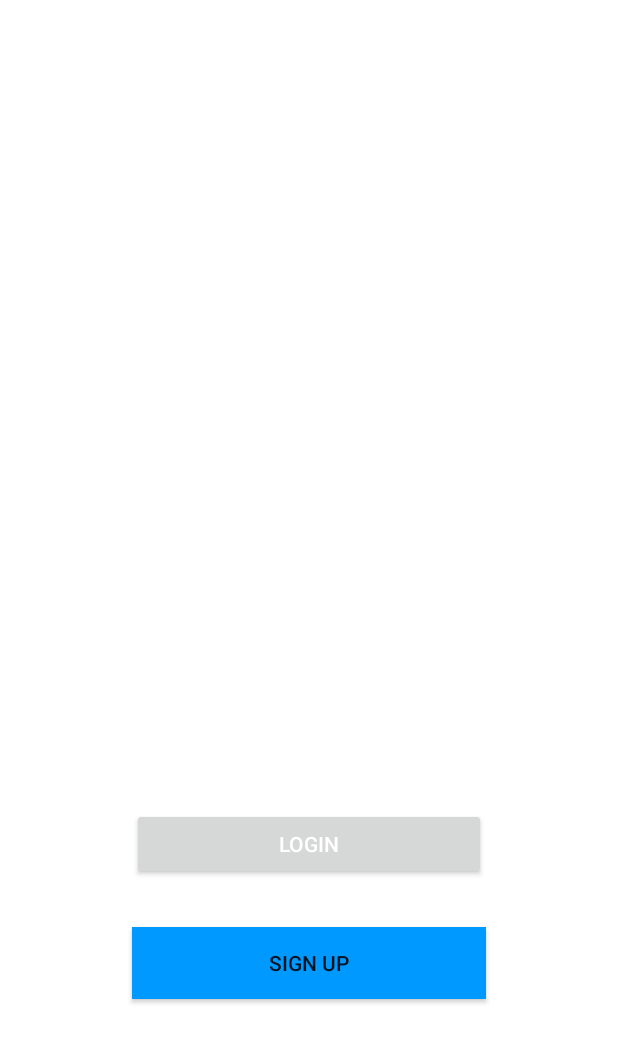
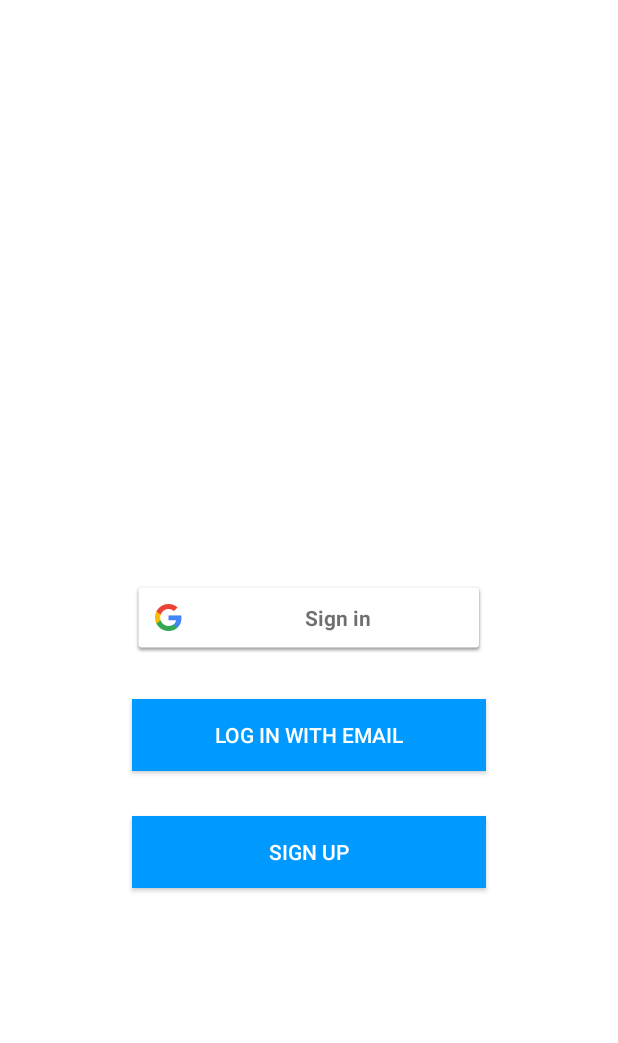
Before and after one commit to gongzhenmu/ChatChat, an Android app: the layout activity_main.xml on its own in the app's theme, with its tools: preview values and no code run, on a phone screen of 412 x 824 dp. Shown: the top 1043 px of the screen. Run offline under Robolectric (Android 15) with nearby library versions, the phone set to English and light mode, and no system bars.

Commit message:
Log in and sign up completed (#8)

```diff
--- a/ChatChat/app/build.gradle
+++ b/ChatChat/app/build.gradle
@@ -4,7 +4,7 @@ android {
     compileSdkVersion 28
     defaultConfig {
         applicationId "com.example.chatchat"
-        minSdkVersion 27
+        minSdkVersion 26
         targetSdkVersion 28
         versionCode 1
         versionName "1.0"
@@ -24,6 +24,7 @@ dependencies {
     implementation 'androidx.constraintlayout:constraintlayout:1.1.3'
     implementation 'com.google.firebase:firebase-database:19.1.0'
     implementation 'com.google.firebase:firebase-auth:19.0.0'
+    implementation 'com.google.android.gms:play-services-auth:17.0.0'
     implementation 'com.google.firebase:firebase-firestore:21.1.1'
     implementation 'com.google.firebase:firebase-storage:19.0.1'
     implementation 'androidx.constraintlayout:constraintlayout:1.1.3'
--- a/ChatChat/app/src/main/java/com/example/chatchat/LoginActivity.java
+++ b/ChatChat/app/src/main/java/com/example/chatchat/LoginActivity.java
@@ -46,6 +46,12 @@ public class LoginActivity extends AppCompatActivity {
             public void onClick(View v) {
                 email = emailInput.getText().toString().trim();
                 password = passwordInput.getText().toString().trim();
+                if(TextUtils.isEmpty(emailInput.getText())){
+                    Toast.makeText(LoginActivity.this, "Please enter a valid email", Toast.LENGTH_LONG).show();
+                }
+                if(TextUtils.isEmpty(passwordInput.getText())){
+                    Toast.makeText(LoginActivity.this, "Please enter a valid password", Toast.LENGTH_LONG).show();
+                }
                 if (!TextUtils.isEmpty(emailInput.getText()) && !TextUtils.isEmpty(passwordInput.getText())){
                     loginUser(email, password);
                 }
--- a/ChatChat/app/src/main/res/layout/activity_main.xml
+++ b/ChatChat/app/src/main/res/layout/activity_main.xml
@@ -1,6 +1,5 @@
 <?xml version="1.0" encoding="utf-8"?>
 <RelativeLayout xmlns:android="http://schemas.android.com/apk/res/android"
-    xmlns:app="http://schemas.android.com/apk/res-auto"
     xmlns:tools="http://schemas.android.com/tools"
     android:layout_width="match_parent"
     android:layout_height="match_parent"
@@ -12,26 +11,31 @@
         android:id="@+id/signUp_bt"
         android:layout_width="236dp"
         android:layout_height="wrap_content"
-        android:layout_alignParentBottom="true"
+        android:layout_below="@id/login_bt"
         android:layout_centerHorizontal="true"
-        android:layout_marginBottom="158dp"
+        android:layout_marginTop="30dp"
         android:background="#0099ff"
         android:text="@string/SignUp"
-        android:textSize="14sp"
-        tools:layout_editor_absoluteX="161dp"
-        tools:layout_editor_absoluteY="258dp" />
+        android:textColor="@android:color/white"
+        android:textSize="14sp" />
 
     <Button
         android:id="@+id/login_bt"
         android:layout_width="236dp"
         android:layout_height="wrap_content"
-        android:layout_alignParentBottom="true"
+        android:layout_below="@id/sign_in_button"
         android:layout_centerHorizontal="true"
-        android:layout_marginBottom="237dp"
+        android:layout_marginTop="30dp"
+        android:background="#0099ff"
         android:text="@string/login"
-        android:textColor="@android:color/white"
-        tools:layout_editor_absoluteX="161dp"
-        tools:layout_editor_absoluteY="322dp" />
+        android:textColor="@android:color/white" />
+
+    <com.google.android.gms.common.SignInButton
+        android:id="@+id/sign_in_button"
+        android:layout_width="236dp"
+        android:layout_height="wrap_content"
+        android:layout_centerHorizontal="true"
+        android:layout_centerVertical="true" />
 
 
 </RelativeLayout>
--- a/ChatChat/app/src/main/res/values/strings.xml
+++ b/ChatChat/app/src/main/res/values/strings.xml
@@ -1,6 +1,6 @@
 <resources>
     <string name="app_name">ChatChat</string>
-    <string name="login">Login</string>
+    <string name="login">Log in with email</string>
     <string name="SignUp">Sign Up</string>
 
     <string-array name="categories">
@@ -16,5 +16,4 @@
     </string-array>
 
     <string name="logout">Logout</string>
-
 </resources>
```
Also changed, not shown: ChatChat/app/src/main/AndroidManifest.xml (+10 -3 lines), ChatChat/app/src/main/java/com/example/chatchat/CreateProfileActivity.java (added, +74 -0 lines), ChatChat/app/src/main/java/com/example/chatchat/MainActivity.java (+103 -3 lines), ChatChat/app/src/main/java/com/example/chatchat/ProfileActivity.java (+15 -20 lines), ChatChat/app/src/main/java/model/User.java (+4 -5 lines).
